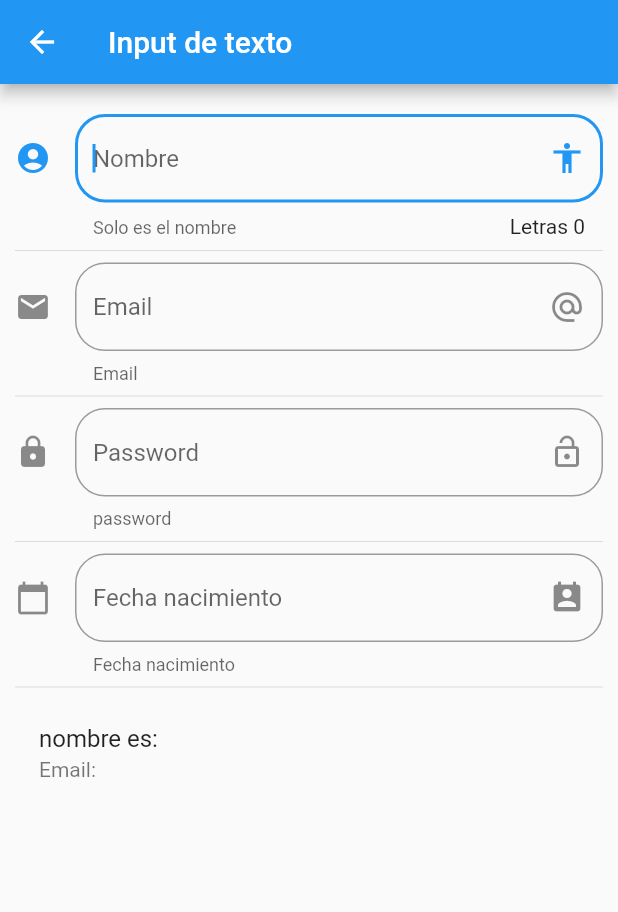
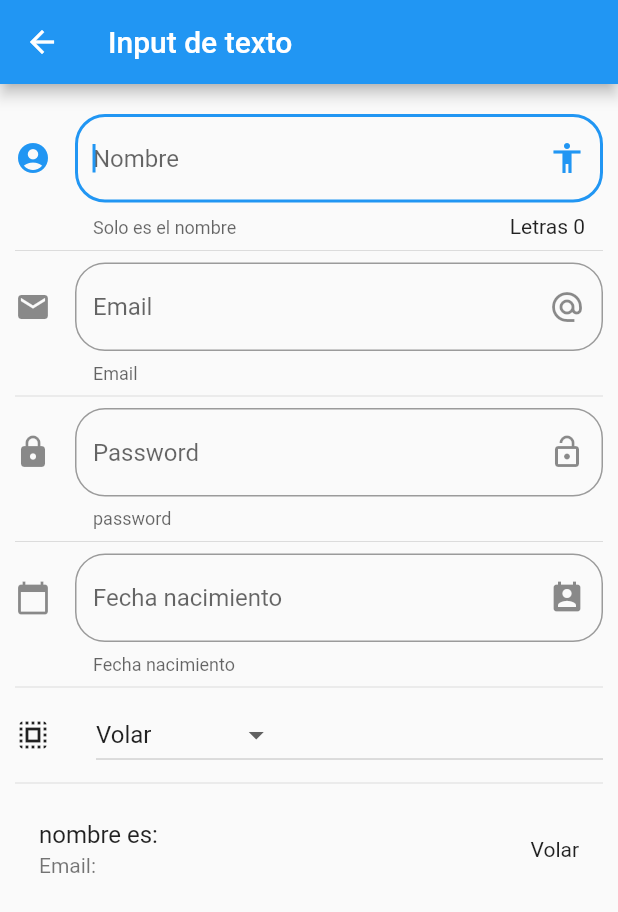
Before and after one commit to nic0lasApp/flutter_components, a Flutter app: the InputPage screen opened by its route, on a phone screen of 412 x 824 dp. Shown: the top 912 px of the screen. Run offline on Flutter 3.47's test engine with Material 2 defaults, Android fonts, the phone set to English and light mode, and no system bars.

Commit message:
feat: Se agrega dropdown y menu item.

```diff
--- a/lib/src/pages/input_page.dart
+++ b/lib/src/pages/input_page.dart
@@ -10,6 +10,9 @@ class InputPage extends StatefulWidget {
 class _InputPageState extends State<InputPage> {
   String _nombre = "";
   String _email = "";
+  String _opcionSeleccionada = "Volar";
+
+  List<String> _poderes = ['Volar', 'Rayos X', 'Super Aliento', 'Super Fuerza'];
 
   // ignore: prefer_final_fields
   TextEditingController _controller = TextEditingController();
@@ -29,6 +32,8 @@ class _InputPageState extends State<InputPage> {
           _crearPassword(),
           Divider(),
           _crearfecha(context),
+          Divider(),
+          _crearDropDawn(),
           Divider(),
           _crearPersona(),
         ],
@@ -61,6 +66,7 @@ class _InputPageState extends State<InputPage> {
     return ListTile(
       title: Text('nombre es: $_nombre'),
       subtitle: Text('Email: $_email'),
+      trailing: Text(_opcionSeleccionada),
     );
   }
 
@@ -132,4 +138,41 @@ class _InputPageState extends State<InputPage> {
       });
     }
   }
+
+  List<DropdownMenuItem<String>> getOpcionesDropDawn() {
+    List<DropdownMenuItem<String>> lista = [];
+
+    _poderes.forEach(
+      (poder) {
+        lista.add(
+          DropdownMenuItem(
+            child: Text(poder),
+            value: poder,
+          ),
+        );
+      },
+    );
+
+    return lista;
+  }
+
+  Widget _crearDropDawn() {
+    return Row(
+      children: [
+        Icon(Icons.select_all),
+        SizedBox(width: 30.0),
+        Expanded(
+          child: DropdownButton(
+            value: _opcionSeleccionada,
+            items: getOpcionesDropDawn(),
+            onChanged: (opt) {
+              setState(() {
+                _opcionSeleccionada = opt.toString();
+              });
+            },
+          ),
+        ),
+      ],
+    );
+  }
 }
```
